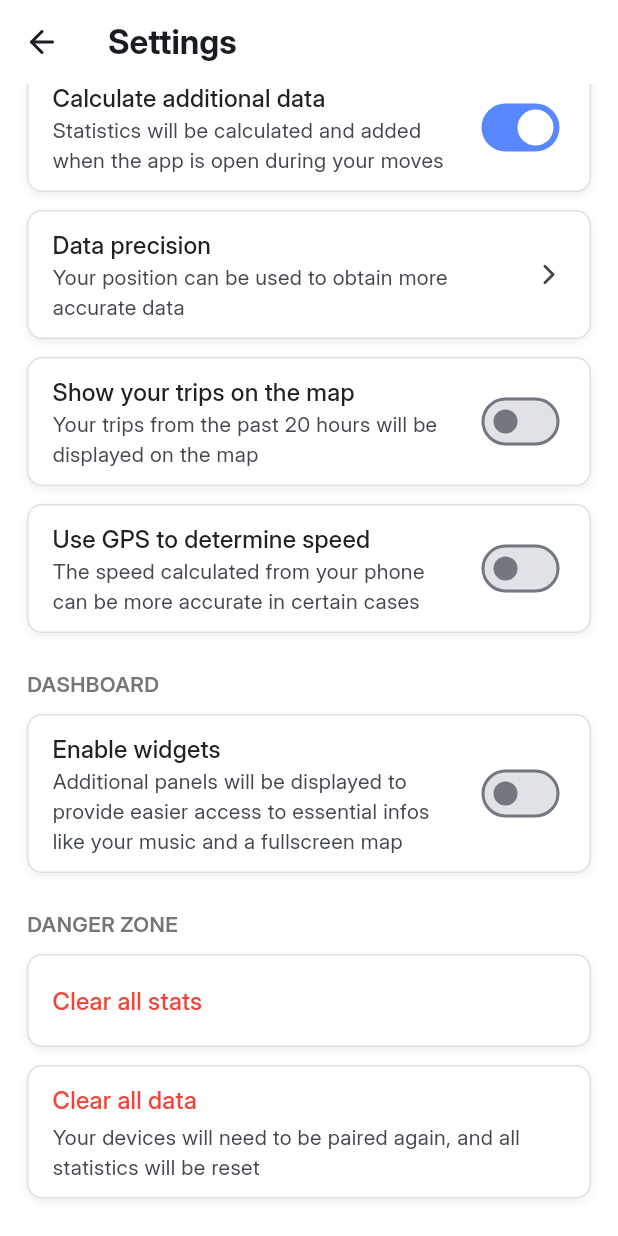
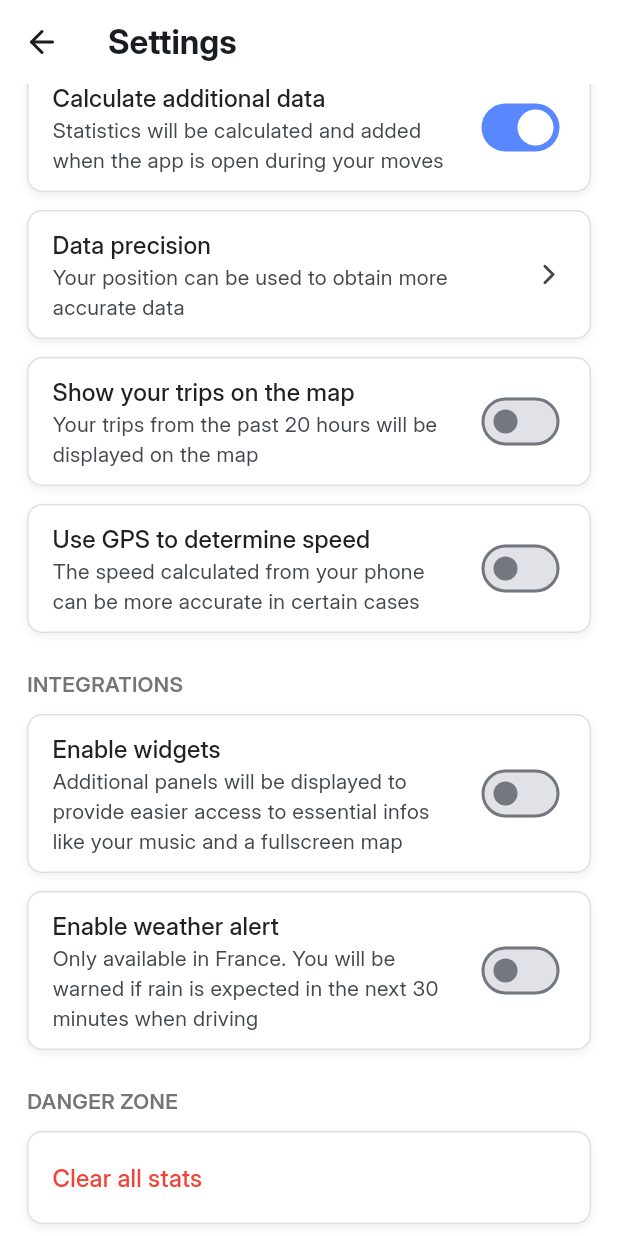
Before and after one commit to johan-perso/escive, a Flutter app: the SettingsScreen screen opened directly, scrolled down 576 dp, on a phone screen of 412 x 824 dp. Run offline on Flutter 3.47's test engine with Material 3 defaults, Android fonts, the phone set to English and light mode, and no system bars; our stand-ins replace action_slider, app_links, battery_plus, easy_localization, flutter_blue_plus, flutter_dotenv and 13 more; missing offline and left inert: cupertino_onboarding, flutter_fgbg, haptic_feedback, installed_apps, logarte, mapbox_maps_flutter and 4 more; accounts and stored records are empty; project files that could hold a hidden picture were left out.

Commit message:
Settings "dashboard" -> "integrations"
+ Upgraded translations
+ Fixed refresh delay bug when getting weather

```diff
--- a/lib/pages/settings.dart
+++ b/lib/pages/settings.dart
@@ -1,5 +1,6 @@
 import 'package:escive/main.dart';
 import 'package:escive/utils/refresh_advanced_stats.dart';
+import 'package:escive/utils/weather.dart';
 import 'package:escive/widgets/classic_app_bar.dart';
 import 'package:escive/widgets/settings_tile.dart';
 import 'package:escive/widgets/warning_light.dart';
@@ -241,6 +242,7 @@
                     // Disable options that depends on usePrecision
                     globals.setSettings('useSelfEstimatedSpeed', false);
                     globals.setSettings('logsPositionHistory', false);
+                    globals.setSettings('enableWeatherCheck', false);
                     if(globals.currentDevice.containsKey('stats')) globals.currentDevice['stats']['positionHistory'] = [];
                     globals.saveInBox();
                   }
@@ -293,17 +295,17 @@
               ),
 
               SizedBox(height: 18),
-              SettingsSection(title: "settings.dashboard.title".tr()),
+              SettingsSection(title: "settings.integrations.title".tr()),
 
               SettingsTile.toggle(
                 context: context,
-                title: "settings.dashboard.enableDashboardWidgets.title".tr(),
-                subtitle: "settings.dashboard.enableDashboardWidgets.subtitle".tr(),
+                title: "settings.integrations.enableDashboardWidgets.title".tr(),
+                subtitle: "settings.integrations.enableDashboardWidgets.subtitle".tr(),
                 value: globals.settings['enableDashboardWidgets'] ?? false,
                 onChanged: (bool? value) async {
                   if(kIsWeb || !Platform.isAndroid) {
                     Haptic().warning();
-                    showSnackBar(context, "settings.dashboard.enableDashboardWidgets.platformCompatibility".tr(), icon: 'warning');
+                    showSnackBar(context, "settings.integrations.enableDashboardWidgets.platformCompatibility".tr(), icon: 'warning');
                     return;
                   }
 
@@ -312,8 +314,8 @@
                     if(context.mounted) {
                       return actionsDialog(
                         context,
-                        title: "settings.dashboard.enableDashboardWidgets.permissionMissing.dialogTitle".tr(),
-                        content: "settings.dashboard.enableDashboardWidgets.permissionMissing.dialogContent".tr(),
+                        title: "settings.integrations.enableDashboardWidgets.permissionMissing.dialogTitle".tr(),
+                        content: "settings.integrations.enableDashboardWidgets.permissionMissing.dialogContent".tr(),
                         haptic: 'light',
                         actions: [
                           TextButton(
@@ -342,6 +344,25 @@
                   globals.setSettings('enableDashboardWidgets', value);
 
                   if(context.mounted) askRestartApp(context);
+                },
+              ),
+
+              SettingsTile.toggle(
+                context: context,
+                title: "settings.integrations.enableWeatherCheck.title".tr(),
+                subtitle: "settings.integrations.enableWeatherCheck.subtitle".tr(),
+                value: globals.settings['enableWeatherCheck'] ?? false,
+                onChanged: (bool? value) async {
+                  if(value == true && globals.settings['usePosition'] == 'never') {
+                    Haptic().warning();
+                    showSnackBar(context, "settings.integrations.enableWeatherCheck.usePositionMustBeEnabled".tr(), icon: 'warning');
+                    redefinePositionWarn();
+                    return;
+                  }
+
+                  Haptic().light();
+                  globals.setSettings('enableWeatherCheck', value);
+                  if(value == true) checkWeather();
                 },
               ),
 
--- a/lib/utils/globals.dart
+++ b/lib/utils/globals.dart
@@ -143,6 +143,7 @@
     { "key": "keepScreenTurnedOn", "value": false, "type": bool },
     { "key": "forceScreenBrightnessMax", "value": false, "type": bool },
     { "key": "enableDashboardWidgets", "value": false, "type": bool },
+    { "key": "enableWeatherCheck", "value": false, "type": bool },
     { "key": "disableAutoBluetoothReconnection", "value": false, "type": bool },
     { "key": "showDebugTrackPoints", "value": false, "type": bool },
     { "key": "customUiLanguage", "value": '', "type": String },
--- a/lib/utils/weather.dart
+++ b/lib/utils/weather.dart
@@ -10,7 +10,8 @@
 import 'package:easy_localization/easy_localization.dart' as localization;
 
 void checkWeather() async {
-  // Avoid showing notifications too often
+  // Check if we need to check the weather data
+  if(globals.settings['enableWeatherCheck'] != true) return logarte.log("Weather: not checking weather data because the feature is disabled in settings");
   if(globals.positionEmitter.currentlyEmittingPositionRealTime != true) return logarte.log("Weather: not checking weather data because position emitter is not active");
   if(globals.lastWeatherCheckDate.isNotEmpty && DateTime.now().difference(DateTime.parse(globals.lastWeatherCheckDate)).inMinutes < 5) return logarte.log("Weather: not checking weather data because last check was less than 5 minutes ago");
   logarte.log("Weather: checking weather data...");
@@ -48,6 +49,9 @@
       globals.lastWeatherCheckDate = DateTime.now().toIso8601String(); // doesn't update the last fetch date too
       return logarte.log("Weather: error fetching weather data: $e");
     }
+  } else {
+    logarte.log("Weather: last fetch was less than 20 minutes ago, using cached data");
+    globals.lastWeatherCheckDate = DateTime.now().toIso8601String();
   }
 
   // Check if the fetched datas are valid
@@ -57,7 +61,7 @@
   // if(globals.lastWeatherData['properties'].containsKey('rain_product_available') && globals.lastWeatherData['properties']['rain_product_available'] != 1) return logarte.log("Weather: rain data are not available for the current position"); // outdated??
 
   bool notConfident = globals.lastWeatherData['properties'].containsKey('confidence') && globals.lastWeatherData['properties']['confidence'] > 1.5; // 0 = very confident, 3 = not confident at all
-  int minutesUntilRain = -1; // -1 = no rain excepted, 0 = currently raining, >0 = minutes until it start to rain
+  int minutesUntilRain = -1; // -1 = no rain expected, 0 = currently raining, >0 = minutes until it start to rain
 
   final List<dynamic> forecast = globals.lastWeatherData['properties']['forecast'];
   final DateTime now = DateTime.now().toUtc();
--- a/resources/langs/en.json
+++ b/resources/langs/en.json
@@ -22,8 +22,8 @@
     },
     "weather": {
         "notConfident": "Caution! It may rain",
-        "confident": "Caution! Rain excepted",
-        "text": "{confident} in {time} minutes"
+        "confident": "Caution! Rain expected",
+        "text": "{confident} in {time} minutes."
     },
     "general": {
         "unknownData": "Unknown data",
@@ -193,11 +193,11 @@
                 "title": "Show your trips on the map",
                 "subtitle": "Your trips from the past 20 hours will be displayed on the map",
                 "usePositionMustBeEnabled": "Data precision must be enabled to enable this",
-                "widgetsMustBeEnabled": "Enable widgets to use the map widget"
+                "widgetsMustBeEnabled": "Enable integrated widgets to access the map"
             }
         },
-        "dashboard": {
-            "title": "DASHBOARD",
+        "integrations": {
+            "title": "INTEGRATIONS",
             "enableDashboardWidgets": {
                 "title": "Enable widgets",
                 "subtitle": "Additional panels will be displayed to provide easier access to essential infos like your music and a fullscreen map",
@@ -206,6 +206,11 @@
                     "dialogTitle": "Allow missing access",
                     "dialogContent": "To allow eScive to access the music you are listening to, you will need to authorize access to notifications from your phone settings."
                 }
+            },
+            "enableWeatherCheck": {
+                "title": "Enable weather alert",
+                "subtitle": "Only available in France. You will be warned if rain is expected in the next 30 minutes when driving",
+                "usePositionMustBeEnabled": "Data precision must be enabled to enable this"
             }
         },
         "dangerZone": {
```
Also changed, not shown: resources/langs/fr.json (+11 -6 lines).
